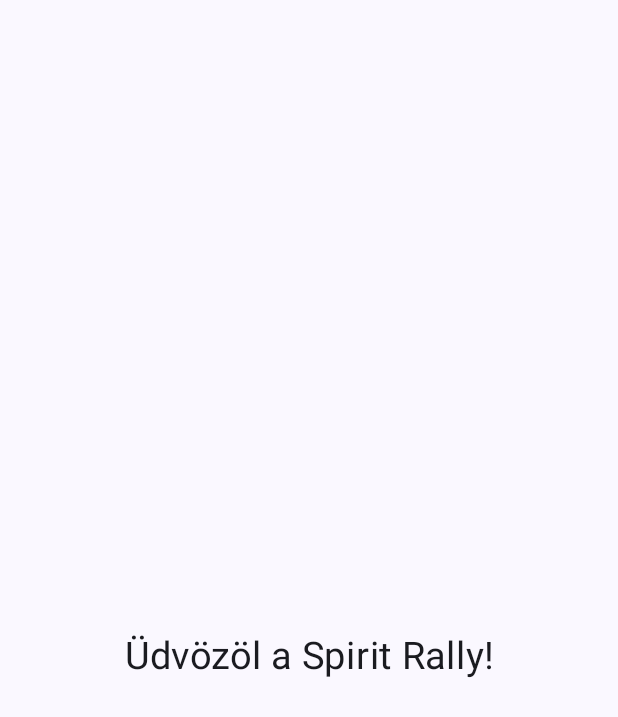
After one commit to mmolnar01/spirit-rally, an Android app built with Jetpack Compose: the RegisterActivity screen opened directly, with no data from a screen before it, on a phone screen of 412 x 824 dp. The commit adds this screen. Shown: the top 717 px of the screen. Run offline under Robolectric (Android 15) with nearby library versions, the phone set to English and light mode, and no system bars.

Commit message:
RegisterActivity Created

```diff
--- a/app/build.gradle.kts
+++ b/app/build.gradle.kts
@@ -59,11 +59,13 @@ dependencies {
     implementation("androidx.compose.ui:ui-graphics")
     implementation("androidx.compose.ui:ui-tooling-preview")
     implementation("androidx.compose.material3:material3")
+    implementation(platform("androidx.compose:compose-bom:2023.03.00"))
     testImplementation("junit:junit:4.13.2")
     androidTestImplementation("androidx.test.ext:junit:1.2.1")
     androidTestImplementation("androidx.test.espresso:espresso-core:3.6.1")
     androidTestImplementation(platform("androidx.compose:compose-bom:2023.03.00"))
     androidTestImplementation("androidx.compose.ui:ui-test-junit4")
+    androidTestImplementation(platform("androidx.compose:compose-bom:2023.03.00"))
     debugImplementation("androidx.compose.ui:ui-tooling")
     debugImplementation("androidx.compose.ui:ui-test-manifest")
 }
--- a/app/src/main/AndroidManifest.xml
+++ b/app/src/main/AndroidManifest.xml
@@ -13,6 +13,11 @@
         android:theme="@style/Theme.SpiritRally"
         tools:targetApi="31">
         <activity
+            android:name=".RegisterActivity"
+            android:exported="false"
+            android:label="@string/title_activity_register"
+            android:theme="@style/Theme.SpiritRally" />
+        <activity
             android:name=".MainActivity"
             android:exported="true"
             android:label="@string/app_name"
--- /dev/null
+++ b/app/src/main/java/hu/klm60o/spiritrally/RegisterActivity.kt
@@ -0,0 +1,109 @@
+package hu.klm60o.spiritrally
+
+import android.os.Bundle
+import androidx.activity.ComponentActivity
+import androidx.activity.compose.setContent
+import androidx.compose.foundation.Image
+import androidx.compose.foundation.layout.Arrangement
+import androidx.compose.foundation.layout.Column
+import androidx.compose.foundation.layout.fillMaxHeight
+import androidx.compose.foundation.layout.fillMaxSize
+import androidx.compose.foundation.layout.fillMaxWidth
+import androidx.compose.foundation.layout.padding
+import androidx.compose.material3.MaterialTheme
+import androidx.compose.material3.Surface
+import androidx.compose.material3.Text
+import androidx.compose.runtime.Composable
+import androidx.compose.runtime.mutableStateOf
+import androidx.compose.runtime.remember
+import androidx.compose.ui.Alignment
+import androidx.compose.ui.Modifier
+import androidx.compose.ui.graphics.Color
+import androidx.compose.ui.text.style.TextAlign
+import androidx.compose.ui.tooling.preview.Preview
+import androidx.compose.ui.unit.dp
+import androidx.compose.ui.unit.sp
+import hu.klm60o.spiritrally.ui.theme.SpiritRallyTheme
+
+class RegisterActivity : ComponentActivity() {
+    override fun onCreate(savedInstanceState: Bundle?) {
+        super.onCreate(savedInstanceState)
+        setContent {
+            SpiritRallyTheme {
+                // A surface container using the 'background' color from the theme
+                Surface(
+                    modifier = Modifier.fillMaxSize(),
+                    color = MaterialTheme.colorScheme.background
+                ) {
+                    RegisterScreen()
+                }
+            }
+        }
+    }
+}
+
+@Composable
+fun RegisterScreen() {
+    Surface {
+        //Változók a felhasználói input elátrolására
+        val userEmail = remember {
+            mutableStateOf("")
+        }
+
+        val userTeamName = remember {
+            mutableStateOf("")
+        }
+
+        val userPassword = remember {
+            mutableStateOf("")
+        }
+
+        val userPasswordRepeat = remember {
+            mutableStateOf("")
+        }
+
+        //Oszlop a UI elemekhez
+        Column(verticalArrangement = Arrangement.Center,
+            horizontalAlignment = Alignment.CenterHorizontally,
+            modifier = Modifier
+                .fillMaxHeight()
+                .padding(40.dp)) {
+
+            Text(text = "Üdvözöl a Spirit Rally!", fontSize = 25.sp,
+                modifier = Modifier
+                    .fillMaxWidth()
+                    .padding(0.dp, 50.dp, 0.dp, 0.dp),
+                textAlign = TextAlign.Center
+            )
+        }
+    }
+
+
+
+
+}
+
+
+@Composable
+fun Greeting2(name: String, modifier: Modifier = Modifier) {
+    Text(
+        text = "Hello $name!",
+        modifier = modifier
+    )
+}
+
+@Preview(showBackground = true)
+@Composable
+fun RegisterPreview() {
+    SpiritRallyTheme {
+        RegisterScreen()
+    }
+}
+
+@Preview(showBackground = true)
+@Composable
+fun RegisterPreviewDark() {
+    SpiritRallyTheme(darkTheme = true) {
+        RegisterScreen()
+    }
+}
--- a/app/src/main/res/values/strings.xml
+++ b/app/src/main/res/values/strings.xml
@@ -1,3 +1,4 @@
 <resources>
     <string name="app_name">Spirit Rally</string>
+    <string name="title_activity_register">RegisterActivity</string>
 </resources>
```
